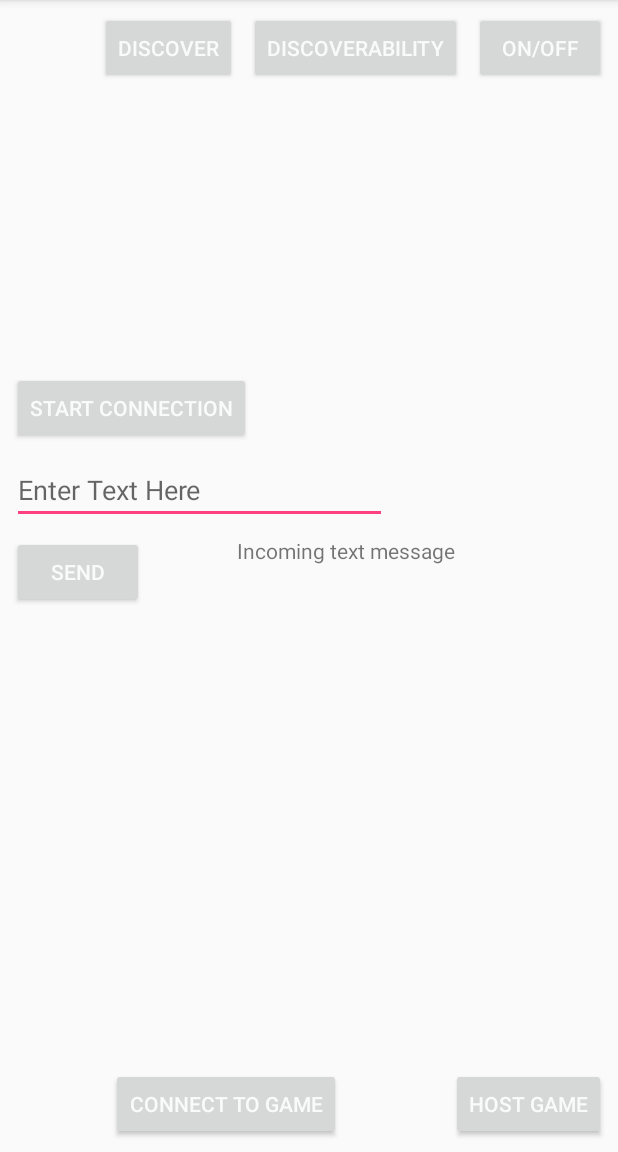
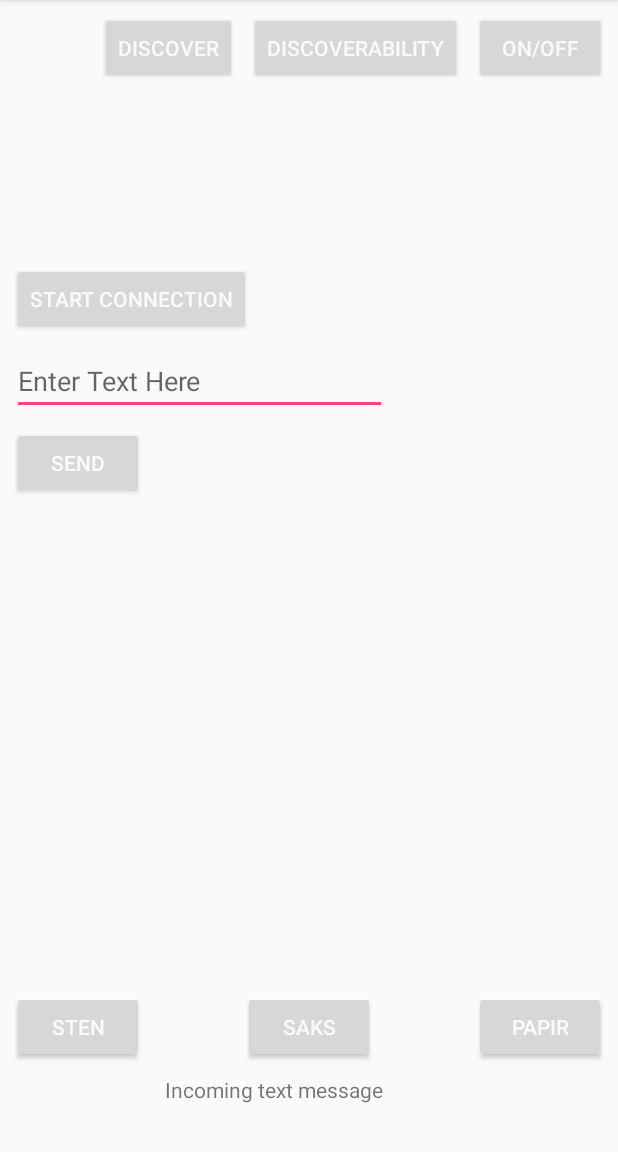
Before and after one commit to DumboJunior/Drink-Drank-Drunk, an Android app: the Games screen opened directly, with no data from a screen before it, on a phone screen of 412 x 824 dp, the part 84-1236 px from its top. Run offline under Robolectric (Android 15) with nearby library versions, the phone set to English and light mode, and no system bars.

Commit message:
Sten, saks, papir

```diff
--- a/app/src/main/java/com/exsample/drinkdrankdrunk/Games.java
+++ b/app/src/main/java/com/exsample/drinkdrankdrunk/Games.java
@@ -37,6 +37,11 @@ public class Games extends NavigationDrawer implements AdapterView.OnItemClickLi
     Button btnStartConnection;
     Button btnSend;
     EditText etSend;
+    Button btnSten;
+    Button btnSaks;
+    Button btnPapir;
+    String valg;
+    String results_ssp;
 
     TextView incomingMessages;
     StringBuilder messages;
@@ -92,7 +97,9 @@ public class Games extends NavigationDrawer implements AdapterView.OnItemClickLi
         btnStartConnection = (Button) findViewById(R.id.btnStartConnection);
         btnSend = (Button) findViewById(R.id.btnSend);
         etSend = (EditText) findViewById(R.id.editText);
-
+        btnPapir = (Button) findViewById(R.id.papir);
+        btnSaks = (Button) findViewById(R.id.saks);
+        btnSten = (Button) findViewById(R.id.sten);
         incomingMessages = (TextView) findViewById(R.id.incomingMessage);
         messages = new StringBuilder();
 
@@ -107,10 +114,28 @@ public class Games extends NavigationDrawer implements AdapterView.OnItemClickLi
         btnSend.setOnClickListener(new View.OnClickListener() {
             @Override
             public void onClick(View view) {
-                byte[] bytes = etSend.getText().toString().getBytes(Charset.defaultCharset());
+                byte[] bytes = valg.getBytes(Charset.defaultCharset());
                 mBluetoothConnection.write(bytes);
 
                 etSend.setText("");
+            }
+        });
+        btnSten.setOnClickListener(new View.OnClickListener(){
+            @Override
+                    public void onClick(View view){
+                    valg = "sten";
+            }
+            });
+        btnPapir.setOnClickListener(new View.OnClickListener(){
+            @Override
+            public void onClick(View view){
+                valg = "papir";
+            }
+        });
+        btnSaks.setOnClickListener(new View.OnClickListener(){
+            @Override
+            public void onClick(View view){
+                valg = "saks";
             }
         });
         lvNewDevices = (ListView) findViewById(R.id.lvNewDevices);
@@ -124,8 +149,35 @@ public class Games extends NavigationDrawer implements AdapterView.OnItemClickLi
              String text = intent.getStringExtra("theMessage");
 
              messages.append(text+"\n");
+             if(text=="sten" || text=="saks"||text=="papir"){
+                 if(text==valg){
+                     results_ssp = "Uafgjort ["+text+" vs "+valg+"]";
+                 }
+                 if(text=="sten" && valg=="papir"){
+                     results_ssp = "Du har vundet [sten vs papir]";
+                 }
+                 if(text=="sten" && valg=="saks"){
+                     results_ssp = "Du tabte [sten vs saks]";
+                 }
+                 if(text=="saks" && valg=="papir"){
+                     results_ssp = "Du tabte [saks vs papir]";
+                 }
+                 if(text=="saks" && valg=="sten"){
+                     results_ssp = "Du har vundet [saks vs sten]";
+                 }
+                 if(text=="papir" && valg=="saks"){
+                     results_ssp = "Du har vundet [papir vs saks]";
+                 }
+                 if(text=="papir" && valg=="sten"){
+                     results_ssp = "Du tabte [papir vs sten]";
+                 }
+                 results_ssp = results_ssp+"\n";
+                 incomingMessages.setText(results_ssp);
+             }else{
+                 incomingMessages.setText(messages);
+             }
 
-             incomingMessages.setText(messages);
+
          }
      };
 
--- a/app/src/main/res/layout/activity_games.xml
+++ b/app/src/main/res/layout/activity_games.xml
@@ -5,31 +5,6 @@
     android:layout_width="match_parent"
     android:layout_height="match_parent"
     tools:context="com.exsample.drinkdrankdrunk.Games">
-
-    <Button
-        android:id="@+id/connect2Game"
-        android:layout_width="wrap_content"
-        android:layout_height="wrap_content"
-        android:layout_marginBottom="8dp"
-        android:layout_marginEnd="8dp"
-        android:layout_marginRight="8dp"
-        android:layout_marginStart="8dp"
-        android:onClick="changeview_Connect2Game"
-        android:text="Connect to game"
-        app:layout_constraintBottom_toBottomOf="parent"
-        app:layout_constraintEnd_toStartOf="@+id/hostGame"
-        app:layout_constraintStart_toStartOf="parent" />
-
-    <Button
-        android:id="@+id/hostGame"
-        android:layout_width="wrap_content"
-        android:layout_height="wrap_content"
-        android:layout_marginBottom="8dp"
-        android:layout_marginEnd="8dp"
-        android:onClick="changeview_HostGame"
-        android:text="Host game"
-        app:layout_constraintBottom_toBottomOf="parent"
-        app:layout_constraintEnd_toEndOf="parent" />
 
     <Button
         android:id="@+id/bluetooth_on_off"
@@ -70,7 +45,7 @@
     <ListView
         android:id="@+id/lvNewDevices"
         android:layout_width="368dp"
-        android:layout_height="176dp"
+        android:layout_height="103dp"
         android:layout_marginEnd="8dp"
         android:layout_marginLeft="8dp"
         android:layout_marginRight="8dp"
@@ -117,13 +92,49 @@
         android:id="@+id/incomingMessage"
         android:layout_width="192dp"
         android:layout_height="43dp"
+        android:layout_marginBottom="8dp"
         android:layout_marginEnd="8dp"
         android:layout_marginLeft="8dp"
         android:layout_marginRight="8dp"
         android:layout_marginStart="8dp"
-        android:layout_marginTop="8dp"
         android:text="@string/incoming_text_message"
+        app:layout_constraintBottom_toBottomOf="parent"
         app:layout_constraintEnd_toEndOf="parent"
-        app:layout_constraintStart_toEndOf="@+id/btnSend"
-        app:layout_constraintTop_toBottomOf="@+id/editText" />
+        app:layout_constraintStart_toStartOf="parent" />
+
+    <Button
+        android:id="@+id/sten"
+        android:layout_width="wrap_content"
+        android:layout_height="wrap_content"
+        android:layout_marginBottom="8dp"
+        android:layout_marginLeft="8dp"
+        android:layout_marginStart="8dp"
+        android:text="@string/sten"
+        app:layout_constraintBottom_toTopOf="@+id/incomingMessage"
+        app:layout_constraintStart_toStartOf="parent" />
+
+    <Button
+        android:id="@+id/saks"
+        android:layout_width="wrap_content"
+        android:layout_height="wrap_content"
+        android:layout_marginBottom="8dp"
+        android:layout_marginEnd="8dp"
+        android:layout_marginLeft="8dp"
+        android:layout_marginRight="8dp"
+        android:layout_marginStart="8dp"
+        android:text="@string/saks"
+        app:layout_constraintBottom_toTopOf="@+id/incomingMessage"
+        app:layout_constraintEnd_toEndOf="parent"
+        app:layout_constraintStart_toStartOf="parent" />
+
+    <Button
+        android:id="@+id/papir"
+        android:layout_width="wrap_content"
+        android:layout_height="wrap_content"
+        android:layout_marginBottom="8dp"
+        android:layout_marginEnd="8dp"
+        android:layout_marginRight="8dp"
+        android:text="@string/papir"
+        app:layout_constraintBottom_toTopOf="@+id/incomingMessage"
+        app:layout_constraintEnd_toEndOf="parent" />
 </android.support.constraint.ConstraintLayout>
--- a/app/src/main/res/values/strings.xml
+++ b/app/src/main/res/values/strings.xml
@@ -20,4 +20,7 @@
     <string name="start_connection">Start Connection</string>
     <string name="send">SEND</string>
     <string name="incoming_text_message">Incoming text message</string>
+    <string name="papir">Papir</string>
+    <string name="saks">Saks</string>
+    <string name="sten">Sten</string>
 </resources>
```
